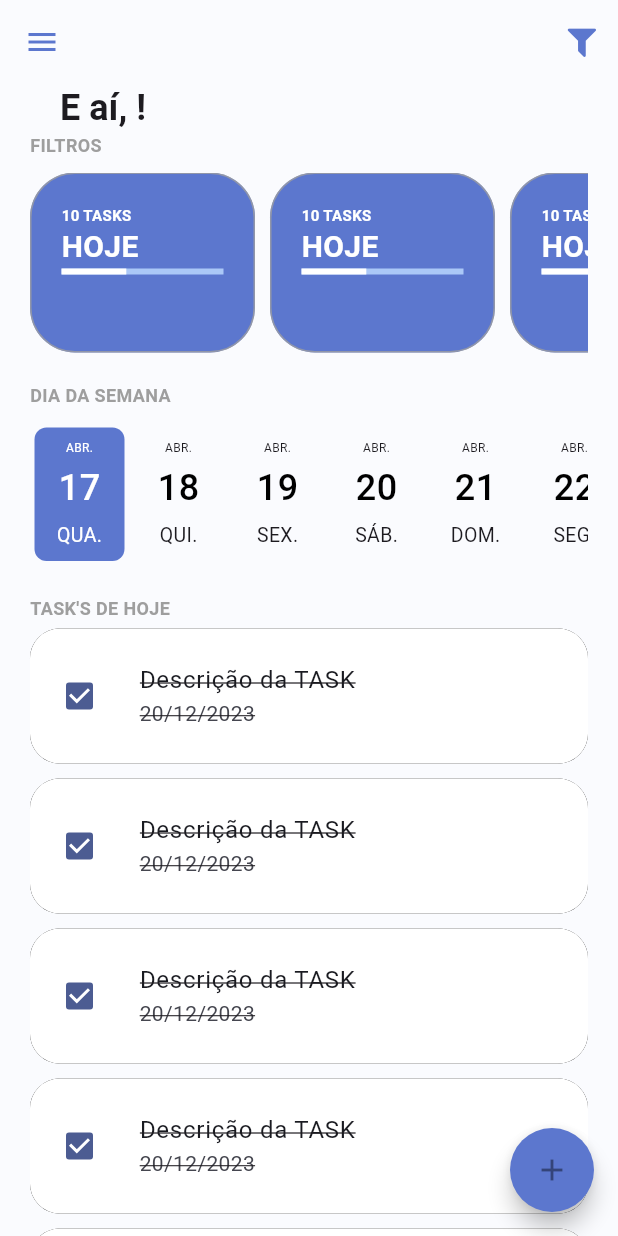
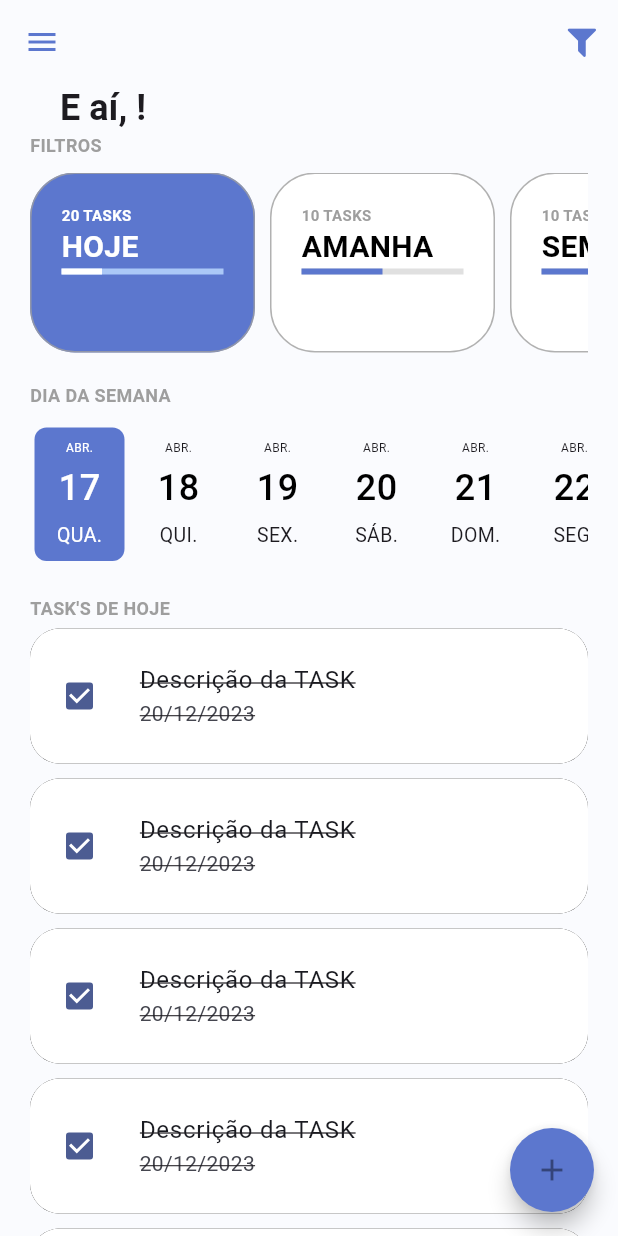
Before and after one commit to pollyyana/todo-list-provider, a Flutter app: the screen it shows once a user with an empty profile is signed in, on a phone screen of 412 x 824 dp. Run offline on Flutter 3.47's test engine with Material 3 defaults, Android fonts, the phone set to English and light mode, and no system bars; drawn by our look-alikes of date_picker_timeline; our stand-ins replace firebase_auth, firebase_core, flutter_signin_button, google_fonts, google_sign_in, sqflite and 1 more; missing offline and left inert: flutter_overlay_loader, validatorless; accounts and stored records are empty; network calls fail; Roboto replaces fonts that are missing (Mandali).

Commit message:
Implementado componente de Filtros de dia

```diff
--- a/todo_list/lib/app/app_module.dart
+++ b/todo_list/lib/app/app_module.dart
@@ -1,4 +1,5 @@
-import 'package:firebase_auth/firebase_auth.dart';
+// import 'package:firebase_auth/firebase_auth.dart';
+import 'package:firebase_auth/firebase_auth.dart' hide AuthProvider;
 import 'package:flutter/material.dart';
 import 'package:provider/provider.dart';
 import 'package:todo_list/app/app_widget.dart';
@@ -34,7 +35,7 @@ class AppModule extends StatelessWidget {
             ..loadListener(),
             lazy: false,
             //lazy quando carregar chamar o create para fzr a criaçao
-        )
+        ),
       ],
       child: const AppWidget(),
     );
--- a/todo_list/lib/app/core/auth/auth_provider.dart
+++ b/todo_list/lib/app/core/auth/auth_provider.dart
@@ -1,4 +1,3 @@
-// ignore_for_file: public_member_api_docs, sort_constructors_first
 //provedor de autentificacao
 
 import 'package:firebase_auth/firebase_auth.dart';
--- a/todo_list/lib/app/core/modules/todo_listPage.dart
+++ b/todo_list/lib/app/core/modules/todo_listPage.dart
@@ -4,8 +4,10 @@ import 'package:provider/single_child_widget.dart';
 
 // encapsulando a rota '
 class TodoListPage extends StatelessWidget {
+
   final List<SingleChildWidget>? _bindings;
   final WidgetBuilder _page;
+
   const TodoListPage(
       {Key? key,
       List<SingleChildWidget>? bindings,
--- a/todo_list/lib/app/core/notifier/defaul_change_notifier.dart
+++ b/todo_list/lib/app/core/notifier/defaul_change_notifier.dart
@@ -11,7 +11,7 @@ class DefaulChangeNotifier extends ChangeNotifier {
   bool get hasError => _error != null;
   bool get isSuccess => _success;
 
-
+  //alterar loadi para true \
   void showLoading() => _loading = true;
   void hideLoading() => _loading = false;
   void success() => _success = true;
--- a/todo_list/lib/app/core/notifier/defaul_listener_notifier.dart
+++ b/todo_list/lib/app/core/notifier/defaul_listener_notifier.dart
@@ -15,7 +15,7 @@ class DefaulListenerNotifier {
 
   void listener({
     required BuildContext context,
-    required SuccessVoidCallback? successCallback,
+    required SuccessVoidCallback successCallback,
     EverVoidCallback? everCallback,
     ErrorVoidCallback? errorCallback,
   }) {
--- /dev/null
+++ b/todo_list/lib/app/models/task_filter_enum.dart
@@ -0,0 +1,5 @@
+enum TaskFilterEnum {
+  today,
+  tomorrow,
+  week;
+}
--- /dev/null
+++ b/todo_list/lib/app/models/total_tasks_model.dart
@@ -0,0 +1,9 @@
+class TotalTasksModel {
+  final int totalTasks;
+  final int totalTasksFinish;
+
+  TotalTasksModel({
+    required this.totalTasks,
+    required this.totalTasksFinish,
+  });
+}
--- a/todo_list/lib/app/modules/auth/register/register_page.dart
+++ b/todo_list/lib/app/modules/auth/register/register_page.dart
@@ -38,12 +38,14 @@ class _RegisterPageState extends State<RegisterPage> {
       context: context,
       successCallback: (notifier, listenerInstance) {
         listenerInstance.dispose();
+
+        //removemos o pop devido a alteração AuthProvider
         Navigator.of(context).pop();
 
       },
-      errorCallback: (notifier, listenerInstance) {
-        print(' DEU RUIM');
-      },
+      // errorCallback: (notifier, listenerInstance) {
+      //   print(' DEU RUIM/OCORREU ERRO');
+      // },
     );
     // context.read<RegisterController>().addListener(() {
     //   final controller = context.read<RegisterController>();
--- /dev/null
+++ b/todo_list/lib/app/modules/home/home_controller.dart
@@ -0,0 +1,9 @@
+
+import 'package:todo_list/app/core/notifier/defaul_change_notifier.dart';
+import 'package:todo_list/app/models/task_filter_enum.dart';
+
+class HomeController extends DefaulChangeNotifier {
+
+  var filterSelected =  TaskFilterEnum.today;
+
+}
--- a/todo_list/lib/app/modules/home/home_module.dart
+++ b/todo_list/lib/app/modules/home/home_module.dart
@@ -1,10 +1,14 @@
+import 'package:provider/provider.dart';
 import 'package:todo_list/app/core/modules/todo_list_module.dart';
+import 'package:todo_list/app/modules/home/home_controller.dart';
 import 'package:todo_list/app/modules/home/home_page.dart';
 
 class HomeModule extends TodoListModule {
   HomeModule()
       : super(
-          // bindings: [],
+          bindings: [
+            ChangeNotifierProvider(create: (context) => HomeController())
+          ],
           routers: {
             '/home': (context) => const HomePage(),
           },
--- a/todo_list/lib/app/modules/home/widgets/home_filters.dart
+++ b/todo_list/lib/app/modules/home/widgets/home_filters.dart
@@ -1,15 +1,14 @@
 import 'package:flutter/material.dart';
+import 'package:provider/provider.dart';
 import 'package:todo_list/app/core/ui/theme_extension.dart';
-import 'package:todo_list/app/modules/home/widgets/todo_filter_card.dart';
+import 'package:todo_list/app/models/task_filter_enum.dart';
+import 'package:todo_list/app/models/total_tasks_model.dart';
+import 'package:todo_list/app/modules/home/home_controller.dart';
+import 'package:todo_list/app/modules/home/widgets/todo_card_filter.dart';
 
-class HomeFilters extends StatefulWidget {
+class HomeFilters extends StatelessWidget {
   const HomeFilters({super.key});
 
-  @override
-  State<HomeFilters> createState() => _GomeFiltersState();
-}
-
-class _GomeFiltersState extends State<HomeFilters> {
   @override
   Widget build(BuildContext context) {
     return Column(
@@ -22,15 +21,37 @@ class _GomeFiltersState extends State<HomeFilters> {
         const SizedBox(
           height: 10,
         ),
-        const SingleChildScrollView(
+        SingleChildScrollView(
           scrollDirection: Axis.horizontal,
           child: Row(
             children: [
-              TodoFilterCard(),
-              TodoFilterCard(),
-              TodoFilterCard(),
-              TodoFilterCard(),
-              TodoFilterCard(),
+              TodoCardFilter(
+                label: 'HOJE',
+                taskFilterEnum: TaskFilterEnum.today,
+                totalTasksModel:
+                    TotalTasksModel(totalTasks: 20, totalTasksFinish: 5),
+                selected: context.select<HomeController, TaskFilterEnum>(
+                        (value) => value.filterSelected) ==
+                    TaskFilterEnum.today,
+              ),
+              TodoCardFilter(
+                label: 'AMANHA',
+                taskFilterEnum: TaskFilterEnum.tomorrow,
+                totalTasksModel:
+                    TotalTasksModel(totalTasks: 10, totalTasksFinish: 5),
+                    selected: context.select<HomeController, TaskFilterEnum>(
+                        (value) => value.filterSelected) ==
+                    TaskFilterEnum.tomorrow,
+              ),
+              TodoCardFilter(
+                label: 'SEMANA',
+                taskFilterEnum: TaskFilterEnum.week,
+                totalTasksModel:
+                    TotalTasksModel(totalTasks: 10, totalTasksFinish: 5),
+                    selected: context.select<HomeController, TaskFilterEnum>(
+                        (value) => value.filterSelected) ==
+                    TaskFilterEnum.week,
+              ),
             ],
           ),
         )
--- /dev/null
+++ b/todo_list/lib/app/modules/home/widgets/todo_card_filter.dart
@@ -0,0 +1,93 @@
+import 'package:flutter/material.dart';
+import 'package:path/path.dart';
+import 'package:todo_list/app/core/ui/theme_extension.dart';
+import 'package:todo_list/app/models/task_filter_enum.dart';
+import 'package:todo_list/app/models/total_tasks_model.dart';
+
+class TodoCardFilter extends StatelessWidget {
+  final String label;
+  final TaskFilterEnum taskFilterEnum;
+  final TotalTasksModel? totalTasksModel;
+  final bool selected;
+
+  const TodoCardFilter({
+    super.key,
+    required this.label,
+    required this.taskFilterEnum,
+    required this.selected,
+    this.totalTasksModel,
+  });
+
+  double _getPercentfinish() {
+    final total = totalTasksModel?.totalTasks ?? 0.0;
+    final totalTasksFinish = totalTasksModel?.totalTasksFinish ?? 0.1;
+
+    //VERIFICARE
+
+    if (total == 0) {
+      return 0;
+    }
+
+    final percent = (totalTasksFinish * 100) / total;
+    // divide por 100 para retornar 0.1 por exemp
+    return percent / 100;
+  }
+
+  @override
+  Widget build(BuildContext context) {
+    return Container(
+      constraints: const BoxConstraints(
+        minHeight: 120,
+        maxWidth: 150,
+      ),
+      margin: const EdgeInsets.only(right: 10),
+      padding: const EdgeInsets.all(20),
+      decoration: BoxDecoration(
+          color: selected ? context.primaryColor : Colors.white,
+          border: Border.all(
+            width: 1,
+            color: Colors.grey.withOpacity(.8),
+          ),
+          borderRadius: BorderRadius.circular(30)),
+      child: Column(
+        crossAxisAlignment: CrossAxisAlignment.start,
+        children: [
+          Text(
+            //total totaltaskmodel senao? for nulo totalTasl senao ?? valor 0
+            '${totalTasksModel?.totalTasks ?? 0} TASKS',
+            style: context.titleStyle.copyWith(
+              fontSize: 10,
+              color: selected ? Colors.white : Colors.grey,
+            ),
+          ),
+          Text(
+            label,
+            style: TextStyle(
+              fontSize: 20,
+              fontWeight: FontWeight.bold,
+              color: selected ? Colors.white : Colors.black,
+            ),
+          ),
+          //implementar uma animacao implicita Tween
+          TweenAnimationBuilder<double>(
+            tween: Tween(
+              begin: 0.0,
+              end: _getPercentfinish(),
+            ),
+            duration: const Duration(seconds: 1),
+            builder: (context, value, child) {
+              return LinearProgressIndicator(
+                backgroundColor:
+                    selected ? context.primaryColorLight : Colors.grey.shade300,
+                valueColor:  AlwaysStoppedAnimation<Color>(
+                 selected ? Colors.white : context.primaryColor,
+                ),
+                value: value,
+              );
+            },
+          ),
+        ],
+      ),
+    );
+  }
+}
--- a/todo_list/lib/app/modules/home/widgets/todo_filter_card.dart
+++ /dev/null
@@ -1,50 +0,0 @@
-import 'package:flutter/material.dart';
-import 'package:todo_list/app/core/ui/theme_extension.dart';
-
-class TodoFilterCard extends StatefulWidget {
-  const TodoFilterCard({super.key});
-
-  @override
-  State<TodoFilterCard> createState() => _TodoFilterCardState();
-}
-
-class _TodoFilterCardState extends State<TodoFilterCard> {
-  @override
-  Widget build(BuildContext context) {
-    return Container(
-      constraints: const BoxConstraints(
-        minHeight: 120,
-        maxWidth: 150,
-      ),
-      margin: const EdgeInsets.only(right: 10),
-      padding: const EdgeInsets.all(20),
-      decoration: BoxDecoration(
-          color: context.primaryColor,
-          border: Border.all(
-            width: 1,
-            color: Colors.grey.withOpacity(.8),
-          ),
-          borderRadius: BorderRadius.circular(30)),
-      child: Column(
-        crossAxisAlignment: CrossAxisAlignment.start,
-        children: [
-          Text(
-            '10 TASKS',
-            style:
-                context.titleStyle.copyWith(fontSize: 10, color: Colors.white),
-          ),
-          const Text(
-            'HOJE',
-            style: TextStyle(
-                fontSize: 20, fontWeight: FontWeight.bold, color: Colors.white),
-          ),
-           LinearProgressIndicator(
-            backgroundColor: context.primaryColorLight,
-            valueColor: AlwaysStoppedAnimation<Color>(Colors.white),
-            value: 0.4,
-          ),
-        ],
-      ),
-    );
-  }
-}
--- a/todo_list/lib/app/repositories/user/user_repository_impl.dart
+++ b/todo_list/lib/app/repositories/user/user_repository_impl.dart
@@ -1,3 +1,4 @@
+
 
 import 'package:firebase_auth/firebase_auth.dart';
 import 'package:flutter/services.dart';
@@ -24,6 +25,7 @@ class UserRepositoryImpl implements UserRepository {
 
       if (e.code == 'email-already-in-user') {
         final loginTypes =
+            // ignore: deprecated_member_use
             await _firebaseAuth.fetchSignInMethodsForEmail(email);
         if (loginTypes.contains('password')) {
           throw AuthException(
```
Also changed, not shown: todo_list/lib/app/core/modules/todo_list_module.dart (+4 -7 lines), todo_list/pubspec.lock.
